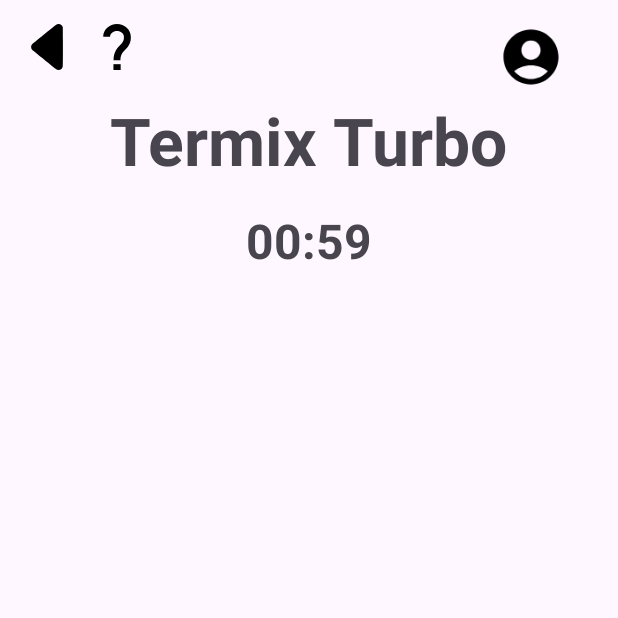
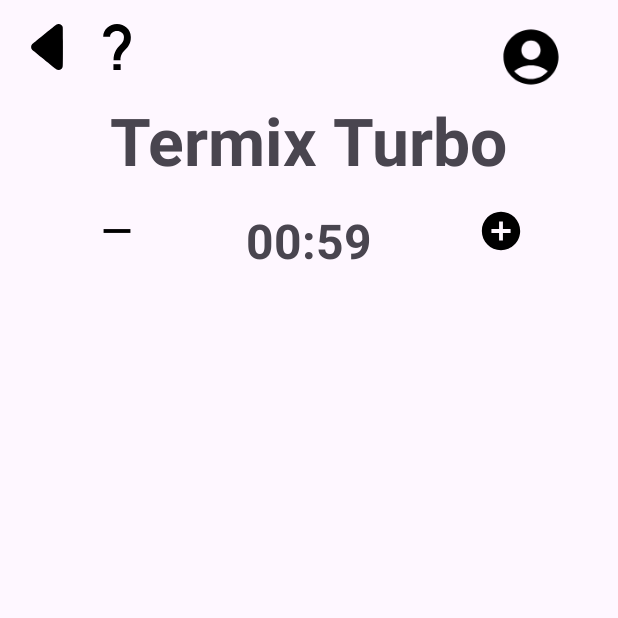
Before and after one commit to GabriellyVitoria5/App-Termix, an Android app: the TermixTurboMinigame screen opened directly, with no data from a screen before it, on a phone screen of 412 x 824 dp, the top half of it. Run offline under Robolectric (Android 15) with nearby library versions, the phone set to English and light mode, and no system bars.

Commit message:
Adiciona botões para aumentar e diminuir o tempo no minijogo Termix Turbo

```diff
--- a/app/src/main/java/com/ifmg/termix/TermixTurboMinigame.kt
+++ b/app/src/main/java/com/ifmg/termix/TermixTurboMinigame.kt
@@ -3,6 +3,7 @@
 import android.content.Intent
 import android.os.Bundle
 import android.os.CountDownTimer
+import android.widget.ImageButton
 import android.widget.TextView
 import androidx.activity.enableEdgeToEdge
 import androidx.appcompat.app.AppCompatActivity
@@ -15,8 +16,10 @@
 
     private lateinit var termixTurboMinigameBinding: ActivityTermixTurboMinigameBinding
     private lateinit var timerText: TextView
+    private lateinit var increaseTimeBtn: ImageButton
+    private lateinit var decreaseTimeBtn: ImageButton
     private var countDownTimer: CountDownTimer? = null
-    private val totalTimeInMillis: Long = 60000 // 1 minuto = 60000 milissegundos
+    private var timeLeftInMillis: Long = 60000 // Inicia com 1 minuto = 60000 milissegundos
     private var wordsGuessedCorrectly = 0 // Variável para contar as palavras corretas
 
     override fun onCreate(savedInstanceState: Bundle?) {
@@ -27,8 +30,10 @@
         termixTurboMinigameBinding = ActivityTermixTurboMinigameBinding.inflate(layoutInflater)
         setContentView(termixTurboMinigameBinding.root)
 
-        // Referencia o TextView para o timer
-        timerText = findViewById(R.id.timer_text)
+        // Referencia os componentes
+        timerText = findViewById(R.id.time_display)
+        increaseTimeBtn = findViewById(R.id.increase_time_btn)
+        decreaseTimeBtn = findViewById(R.id.decrease_time_btn)
 
         ViewCompat.setOnApplyWindowInsetsListener(findViewById(R.id.main)) { v, insets ->
             val systemBars = insets.getInsets(WindowInsetsCompat.Type.systemBars())
@@ -41,10 +46,22 @@
 
         // Inicia o timer
         startTimer()
+
+        // Configura botões de aumentar e diminuir tempo
+        increaseTimeBtn.setOnClickListener {
+            changeTime(0.5) // Aumenta 30 segundos
+        }
+
+        decreaseTimeBtn.setOnClickListener {
+            changeTime(-0.5) // Diminui 30 segundos
+        }
     }
 
     private fun startTimer() {
-        countDownTimer = object : CountDownTimer(totalTimeInMillis, 1000) {
+        // Cancela o timer atual se já existir antes de criar um novo
+        countDownTimer?.cancel()
+
+        countDownTimer = object : CountDownTimer(timeLeftInMillis, 1000) {
             override fun onTick(millisUntilFinished: Long) {
                 val secondsRemaining = millisUntilFinished / 1000
                 val minutes = secondsRemaining / 60
@@ -58,6 +75,15 @@
                 endGame()
             }
         }.start()
+    }
+
+    // Aumenta ou diminui o tempo
+    private fun changeTime(minutesToAdd: Double) {
+        timeLeftInMillis += (minutesToAdd * 60000).toLong() // Cada minuto é 60000 milissegundos
+        if (timeLeftInMillis < 0) {
+            timeLeftInMillis = 0 // Não permite valores negativos
+        }
+        startTimer() // Reinicia o timer com o novo tempo
     }
 
     // TODO: adicionar a lógica para verificar se a palavra foi adivinhada corretamente
--- /dev/null
+++ b/app/src/main/res/drawable/ic_minus.xml
@@ -0,0 +1,11 @@
+<?xml version="1.0" encoding="utf-8"?>
+<vector xmlns:android="http://schemas.android.com/apk/res/android"
+    android:height="24dp"
+    android:tint="#000000"
+    android:viewportHeight="24"
+    android:viewportWidth="24"
+    android:width="24dp">
+    <path
+        android:fillColor="#000000"
+        android:pathData="M19,13 H5 V11 H19 V13 Z" />
+</vector>
--- /dev/null
+++ b/app/src/main/res/drawable/ic_plus.xml
@@ -0,0 +1,11 @@
+<?xml version="1.0" encoding="utf-8"?>
+<vector xmlns:android="http://schemas.android.com/apk/res/android"
+    android:height="24dp"
+    android:tint="#000000"
+    android:viewportHeight="24"
+    android:viewportWidth="24"
+    android:width="24dp">
+    <path
+        android:fillColor="#000000"
+        android:pathData="M12,2 C6.48,2 2,6.48 2,12 C2,17.52 6.48,22 12,22 C17.52,22 22,17.52 22,12 C22,6.48 17.52,2 12,2 Z M17,13 H13 V17 H11 V13 H7 V11 H11 V7 H13 V11 H17 V13 Z" />
+</vector>
--- a/app/src/main/res/layout/activity_termix_turbo_minigame.xml
+++ b/app/src/main/res/layout/activity_termix_turbo_minigame.xml
@@ -54,15 +54,42 @@
         app:layout_constraintStart_toStartOf="parent"
         app:layout_constraintTop_toTopOf="parent" />
 
+    <ImageButton
+        android:id="@+id/decrease_time_btn"
+        android:layout_width="wrap_content"
+        android:layout_height="wrap_content"
+        android:layout_marginTop="16dp"
+        android:layout_marginEnd="8dp"
+        android:background="@drawable/ic_minus"
+        android:contentDescription="@string/desc_decrease_time"
+        android:padding="15dp"
+        app:layout_constraintStart_toStartOf="parent"
+        app:layout_constraintEnd_toStartOf="@id/time_display"
+        app:layout_constraintTop_toBottomOf="@id/title_turbo" />
+
     <TextView
-        android:id="@+id/timer_text"
+        android:id="@+id/time_display"
         android:layout_width="wrap_content"
         android:layout_height="wrap_content"
         android:text="@string/_01_00"
         android:textSize="@dimen/font_32"
         android:textStyle="bold"
         android:layout_marginTop="16dp"
+        app:layout_constraintStart_toEndOf="@id/decrease_time_btn"
+        app:layout_constraintEnd_toStartOf="@id/increase_time_btn"
+        app:layout_constraintTop_toBottomOf="@id/title_turbo"
+        app:layout_constraintHorizontal_bias="0.5" />
+
+    <ImageButton
+        android:id="@+id/increase_time_btn"
+        android:layout_width="wrap_content"
+        android:layout_height="wrap_content"
+        android:layout_marginTop="16dp"
+        android:layout_marginStart="8dp"
+        android:background="@drawable/ic_plus"
+        android:contentDescription="@string/desc_increase_time"
+        android:padding="15dp"
+        app:layout_constraintStart_toEndOf="@id/time_display"
         app:layout_constraintEnd_toEndOf="parent"
-        app:layout_constraintStart_toStartOf="parent"
         app:layout_constraintTop_toBottomOf="@id/title_turbo" />
 </androidx.constraintlayout.widget.ConstraintLayout>
--- a/app/src/main/res/values/strings.xml
+++ b/app/src/main/res/values/strings.xml
@@ -37,4 +37,6 @@
     <string name="rule_example_a">A</string>
     <string name="_01_00">01:00</string>
     <string name="_00_00">00:00</string>
+    <string name="desc_decrease_time">-</string>
+    <string name="desc_increase_time">+</string>
 </resources>
```
